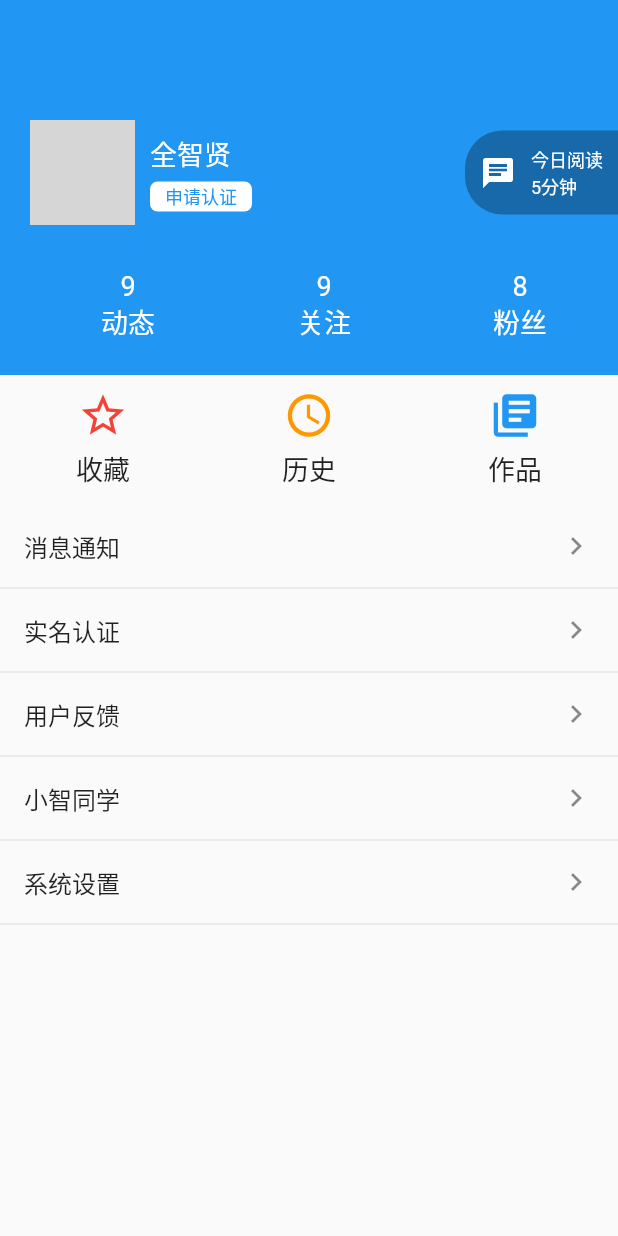
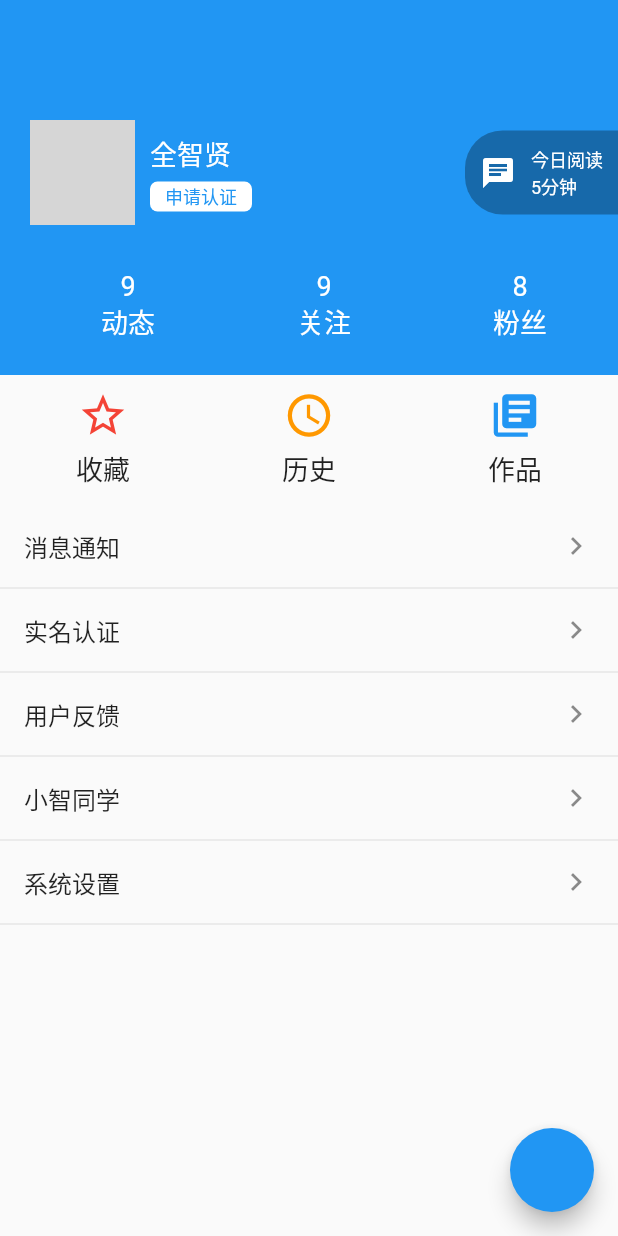
Before and after one commit to blony/news_app, a Flutter app: the User screen opened directly, on a phone screen of 412 x 824 dp. Run offline on Flutter 3.47's test engine with Material 2 defaults, Android fonts, the phone set to English and light mode, and no system bars; our stand-ins replace dio, flutter_redux, redux, shared_preferences, timeago; accounts and stored records are empty; network calls fail; grey boxes are pictures that could not be loaded.

Commit message:
completed redux demo of theme

```diff
--- a/lib/main.dart
+++ b/lib/main.dart
@@ -1,4 +1,5 @@
 import 'package:flutter/material.dart';
+import 'package:flutter_redux/flutter_redux.dart';
 import 'package:news_app/chat/chat.dart';
 import 'package:news_app/moudle/pub.dart';
 import 'package:news_app/redux/init.dart';
@@ -19,14 +20,24 @@ class App extends StatelessWidget {
 
   final store = new Store <AppState>(
     appReducer,
+    initialState: AppState(
+      themeData: ThemeData(
+        primaryColor: Colors.blue
+      )
+    )
   );
   @override
   Widget build(BuildContext context) {
+    return StoreProvider(
+      store: store,
+      child: StoreBuilder<AppState>(
+        builder: (context, store){
           return MaterialApp(
             title: '智慧头条',
-      // home: token!=null?Home():LoginPage(),
-      home: LoginPage(),
+            home: token!=null?Home():LoginPage(),
+            // home: LoginPage(),
             debugShowCheckedModeBanner: false,
+            theme: store.state.themeData,
             routes: {
               '/home':(context) => Home(),
               '/login':(context) => LoginPage(),
@@ -34,5 +45,8 @@ class App extends StatelessWidget {
               '/chat':(context) => ChatPage()
             },
           );
+        },
+      )
+    );
   }
 }
--- a/lib/redux/init.dart
+++ b/lib/redux/init.dart
@@ -1,15 +1,17 @@
+import 'package:flutter/material.dart';
 import 'package:redux/redux.dart';
 
 class AppState {
   String token;
-  int nums;
+  ThemeData themeData;
 
-  AppState({this.token});
+  AppState({this.token, this.themeData});
 }
 
 AppState appReducer(state, action){
     return AppState(
-      token: updateToken(state.token, action)
+      token: updateToken(state.token, action),
+      themeData: updateTheme(state.themeData, action)
     );
 }
 
@@ -24,6 +26,18 @@ String _refreshToken (String token, action){
 
 class TokenAction {
   final token;
-
   TokenAction(this.token);
 }
+
+final updateTheme = combineReducers<ThemeData>([
+  TypedReducer<ThemeData, ThemeAction>(_refreshTheme)
+]);
+ThemeData _refreshTheme(ThemeData themeData, action){
+  themeData = action.theme;
+  return themeData;
+}
+
+class ThemeAction {
+  final ThemeData theme;
+  ThemeAction(this.theme);
+}
--- a/lib/user/user.dart
+++ b/lib/user/user.dart
@@ -1,4 +1,6 @@
 import 'package:flutter/material.dart';
+import 'package:flutter_redux/flutter_redux.dart';
+import 'package:news_app/redux/init.dart';
 import 'package:news_app/user/button.dart';
 import 'package:news_app/user/info.dart';
 import 'package:news_app/user/list.dart';
@@ -6,7 +8,15 @@ import 'package:news_app/user/list.dart';
 class User extends StatelessWidget {
   @override
   Widget build(BuildContext context) {
+    return StoreBuilder<AppState>(
+      builder: (context, store){
         return Scaffold(
+          floatingActionButton: FloatingActionButton(
+            onPressed: (){
+              ThemeData theme = ThemeData(primaryColor: Colors.red);
+              store.dispatch(ThemeAction(theme));
+            },
+          ),
           body: Column(
             children: <Widget>[
               UserInfo(),
@@ -15,5 +25,7 @@ class User extends StatelessWidget {
             ],
           )
         );
+      },
+    );
   }
 }
--- a/pubspec.yaml
+++ b/pubspec.yaml
@@ -28,6 +28,7 @@ dependencies:
   timeago: ^2.0.16
   # adhara_socket_io: ^0.2.0
   redux: ^3.0.0
+  flutter_redux: ^0.5.3
 
 dev_dependencies:
   flutter_test:
```
Also changed, not shown: pubspec.lock. Lines whose indentation alone changed are shown as unchanged.
